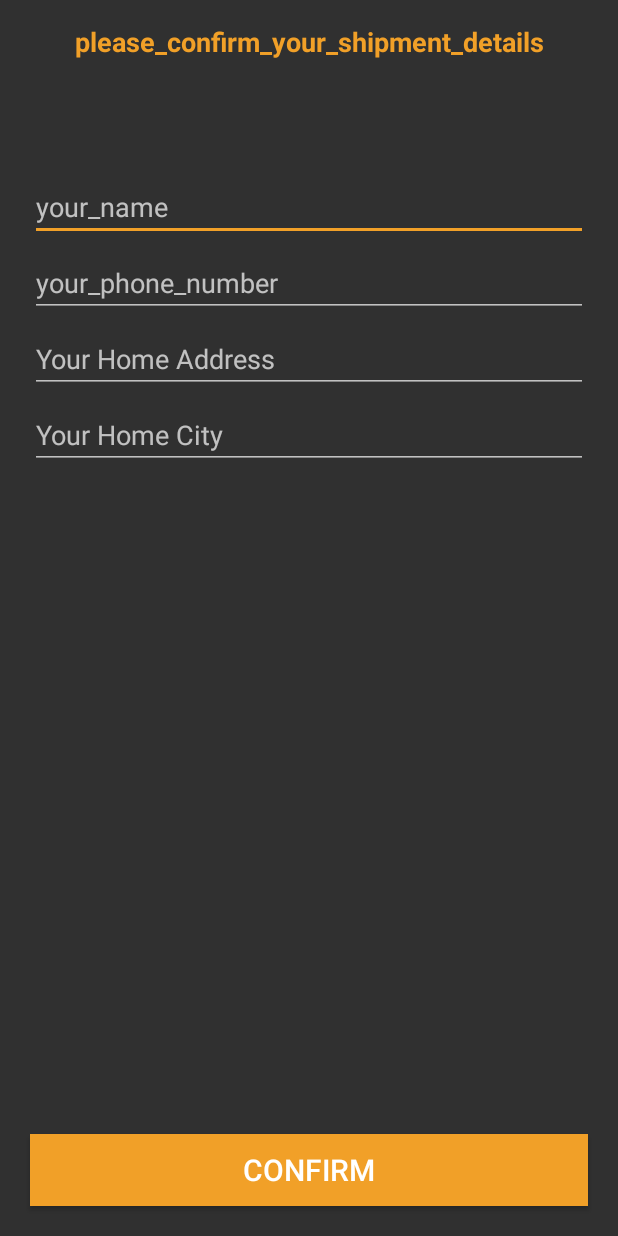
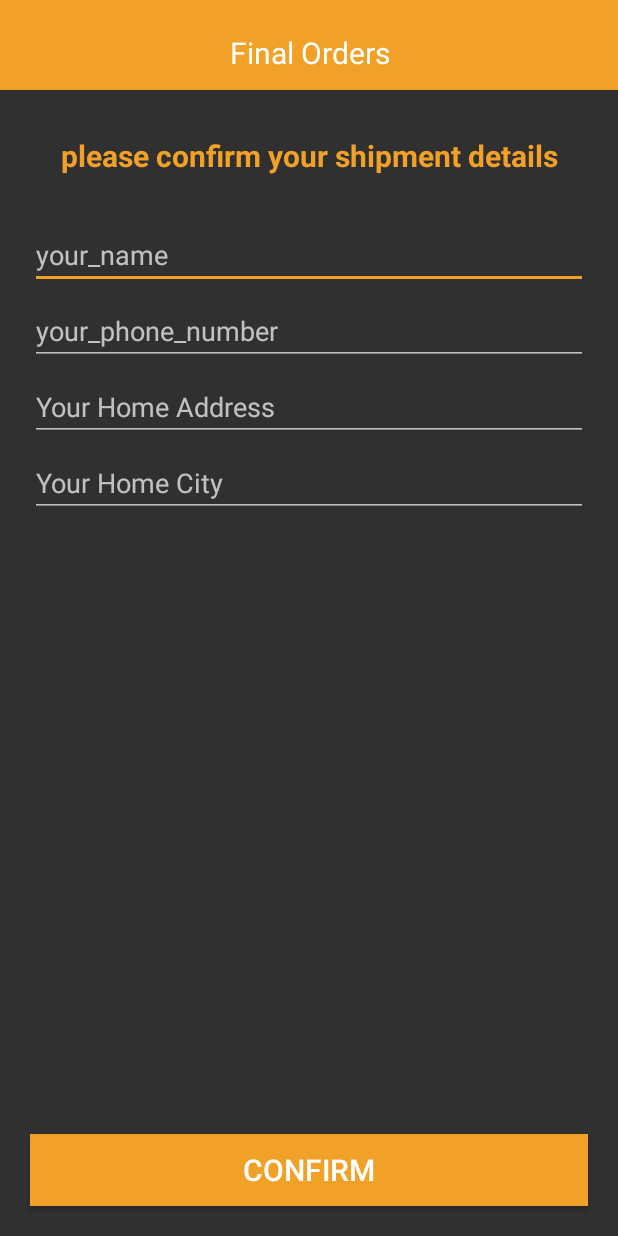
Before and after one commit to itaf790/e-shopping, an Android app: the CartActivity screen opened directly, with no data from a screen before it, after a tap on "NEXT", on a phone screen of 412 x 824 dp. Run offline under Robolectric (Android 15) with nearby library versions, the phone set to English and light mode, and no system bars; our stand-ins replace Firebase (no records; nobody signed in at launch, a user with empty details on screens opened directly); 2 statements that could not run were skipped.

Commit message:
toConfirm

```diff
--- a/app/src/main/java/com/app/e_shopping/CartActivity.java
+++ b/app/src/main/java/com/app/e_shopping/CartActivity.java
@@ -61,7 +61,7 @@ public class CartActivity extends AppCompatActivity {
             public void onClick(View view) {
 
                 try {
-                    txtTotalAmount.setText("Total Price = R" + String.valueOf(overTotalPrice));
+                    txtTotalAmount.setText("Total Price = " + String.valueOf(overTotalPrice));
 
                 } catch (NumberFormatException e){
                     return;
@@ -97,7 +97,7 @@ public class CartActivity extends AppCompatActivity {
 
 
                             cartViewHolder.txtProductQuantity.setText("Quantity = " + model.getQuantity());
-                            cartViewHolder.txtProductPrice.setText("Price = R" + model.getPrice() + "$");
+                            cartViewHolder.txtProductPrice.setText("Price = " + model.getPrice() + " $");
                             cartViewHolder.txtProductName.setText(model.getPname());
 
 
@@ -175,15 +175,16 @@ public class CartActivity extends AppCompatActivity {
     }
 
     private void checkOrderState(){
-        FirebaseDatabase.getInstance().getReference("Orders")
-                .child(FirebaseAuth.getInstance().getCurrentUser().getUid())
+        final DatabaseReference Ref= FirebaseDatabase.getInstance().getReference().child("Cart List");
+        Ref.child("User View").child(Prevalent.currentonlineusers.getEmail()).child("Products")
                 .addValueEventListener(new ValueEventListener() {
                     @Override
                     public void onDataChange(@NonNull DataSnapshot dataSnapshot) {
                         if (dataSnapshot.exists()){
-                            String shippingState = dataSnapshot.child("state").getValue().toString();
-                            String userName = dataSnapshot.child("name").getValue().toString();
+                            String shippingState = (String) dataSnapshot.child("state").getValue();
+                            String userName = (String) dataSnapshot.child("name").getValue();
 
+                            if (shippingState != null){
                             if (shippingState.equals("shipped")){
 
                                 txtTotalAmount.setText("Dear " + userName + "\n order is shipped successfully.");
@@ -201,7 +202,7 @@ public class CartActivity extends AppCompatActivity {
                                 Toast.makeText(CartActivity.this, "You can purchase more products once you receive your first order", Toast.LENGTH_SHORT).show();
 
 
-                            }
+                            }}
 
                         }
 
--- a/app/src/main/java/com/app/e_shopping/ConfirmFinalOrderActivity.java
+++ b/app/src/main/java/com/app/e_shopping/ConfirmFinalOrderActivity.java
@@ -11,6 +11,7 @@ import android.widget.Toast;
 import androidx.annotation.NonNull;
 import androidx.appcompat.app.AppCompatActivity;
 
+import com.app.e_shopping.Prevalent.Prevalent;
 import com.google.android.gms.tasks.OnCompleteListener;
 import com.google.android.gms.tasks.Task;
 import com.google.firebase.auth.FirebaseAuth;
@@ -33,7 +34,7 @@ public class ConfirmFinalOrderActivity extends AppCompatActivity {
         setContentView(R.layout.activity_confirm_final_order);
 
         totalAmount = getIntent().getStringExtra("Total Price");
-        Toast.makeText(this, "Total Price = R" + totalAmount, Toast.LENGTH_SHORT).show();
+        Toast.makeText(this, "Total Price = " + totalAmount, Toast.LENGTH_SHORT).show();
 
         confirmOrderBtn = (Button) findViewById(R.id.confirm_final_order);
         nameEditText = (EditText) findViewById(R.id.shipment_name);
@@ -92,8 +93,8 @@ public class ConfirmFinalOrderActivity extends AppCompatActivity {
         ordersMap.put("time",saveCurrentTime);
         ordersMap.put("state","not shipped");
 
-        FirebaseDatabase.getInstance().getReference("Orders")
-                .child(FirebaseAuth.getInstance().getCurrentUser().getUid())
+        FirebaseDatabase.getInstance().getReference().child("Cart List")
+                .child("User View").child(Prevalent.currentonlineusers.getEmail()).child("Orders")
                 .updateChildren(ordersMap).addOnCompleteListener(new OnCompleteListener<Void>() {
             @Override
             public void onComplete(@NonNull Task<Void> task) {
--- a/app/src/main/java/com/app/e_shopping/HomeActivity.java
+++ b/app/src/main/java/com/app/e_shopping/HomeActivity.java
@@ -82,11 +82,11 @@ public class HomeActivity extends AppCompatActivity
         ////
 
         View headerView = navigationView.getHeaderView(0);
-        TextView userNameTextView = headerView.findViewById(R.id.user_profile_name);
+        TextView userNameTextView = findViewById(R.id.user_profile_name);
         CircleImageView profileImageView = headerView.findViewById(R.id.user_profile_image);
 
-        userNameTextView.setText(Prevalent.currentonlineusers.getName());
-        Picasso.get().load(Prevalent.currentonlineusers.getImage()).placeholder(R.drawable.profile);
+       // userNameTextView.setText(Prevalent.currentonlineusers.getName());
+       // Picasso.get().load(Prevalent.currentonlineusers.getImage()).placeholder(R.drawable.profile);
 
 
 
--- a/app/src/main/res/layout/activity_confirm_final_order.xml
+++ b/app/src/main/res/layout/activity_confirm_final_order.xml
@@ -6,23 +6,48 @@
     android:layout_height="match_parent"
     tools:context=".ConfirmFinalOrderActivity">
 
+
+    <RelativeLayout
+        android:id="@+id/rl"
+        android:layout_width="match_parent"
+        android:layout_height="wrap_content"
+        android:background="@color/colorPrimaryDark"
+        android:layout_alignParentTop="true">
+
+        <TextView
+            android:id="@+id/finalorder"
+            android:layout_width="match_parent"
+            android:layout_height="50dp"
+            android:layout_marginTop="10dp"
+            android:gravity="center|center_horizontal"
+            android:text="Final Orders"
+            android:textAlignment="center"
+            android:textColor="@android:color/white"
+            android:textSize="20dp" />
+
+    </RelativeLayout>
+
     <TextView
         android:id="@+id/txt"
         android:layout_width="match_parent"
         android:layout_height="wrap_content"
-        android:text="please_confirm_your_shipment_details"
-        android:textSize="18dp"
+        android:text="please confirm your shipment details"
+        android:textSize="20dp"
         android:textColor="@color/colorPrimaryDark"
-        android:layout_margin="15dp"
+        android:layout_below="@id/rl"
+        android:layout_marginTop="30dp"
         android:textAlignment="center"
         android:textStyle="bold"
         android:gravity="center_horizontal" />
+
+
+
     <EditText
         android:id="@+id/shipment_name"
         android:layout_width="match_parent"
         android:layout_height="wrap_content"
         android:layout_below="@+id/txt"
-        android:layout_marginTop="60dp"
+        android:layout_marginTop="30dp"
         android:layout_marginLeft="20dp"
         android:layout_marginRight="20dp"
         android:hint="your_name"
```
Also changed, not shown: app/src/main/AndroidManifest.xml (+6 -2 lines), app/src/main/java/com/app/e_shopping/ProductDetailsActivity.java (+13 -8 lines), app/src/main/res/layout/activity_admin_category.xml (+18 -6 lines).
